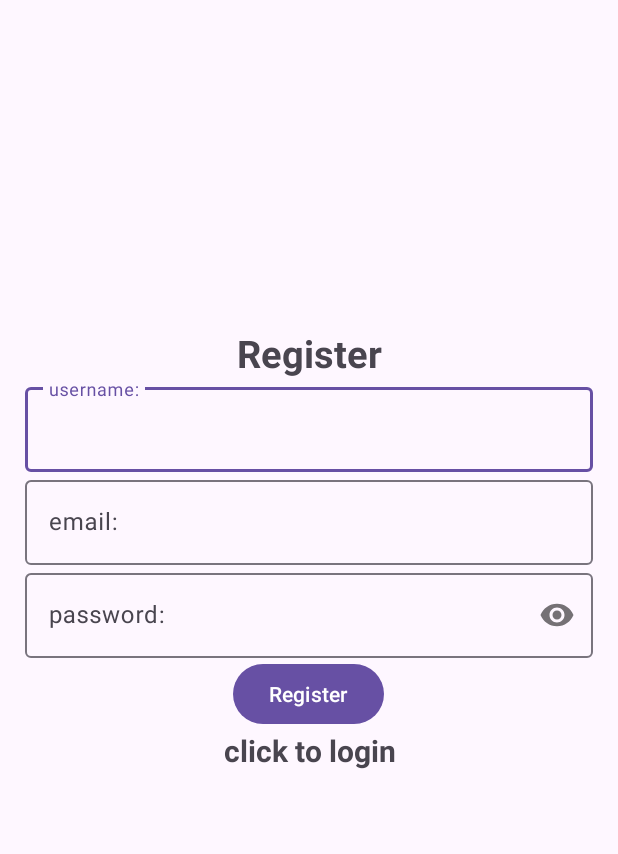
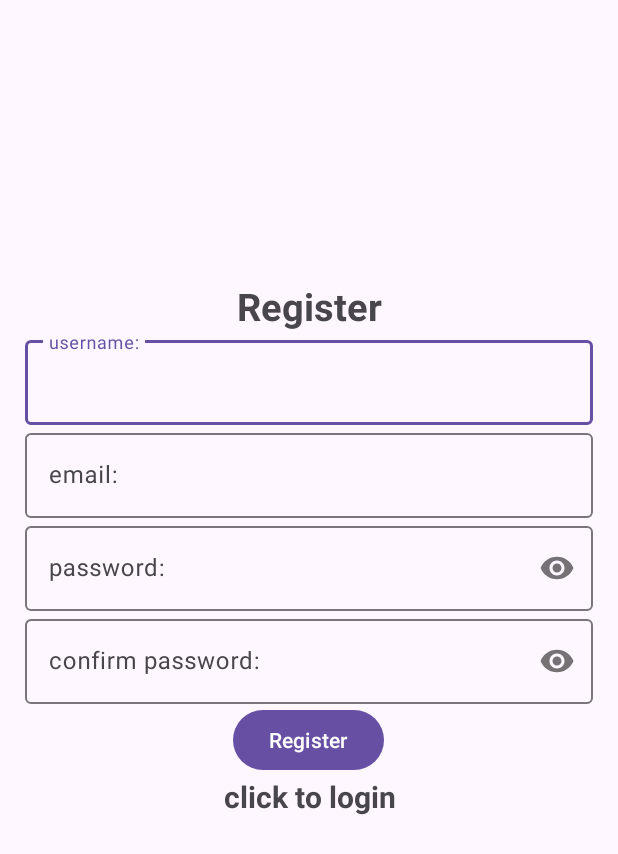
Before and after one commit to MAD2023-Team3/filmspace, an Android app: the screen it shows after launch (Register), after a tap on "Register", on a phone screen of 412 x 824 dp. Shown: the top 854 px of the screen. Run offline under Robolectric (Android 15) with nearby library versions, the phone set to English and light mode, and no system bars; our stand-ins replace Firebase (no records; nobody signed in at launch, a user with empty details on screens opened directly).

Commit message:
Made Confirm Password Function

```diff
--- a/app/src/main/java/sg/edu/np/mad/moviespaceapp/Register.java
+++ b/app/src/main/java/sg/edu/np/mad/moviespaceapp/Register.java
@@ -30,13 +30,19 @@ import java.util.Map;
 
 public class Register extends AppCompatActivity {
     String TAG = "Register Activity";
-    TextInputEditText editTextEmail, editTextpassword,editTextusername;
+    // TextInput
+    TextInputEditText editTextEmail, editTextpassword,editTextusername,editTextconfirmpassword;
     Button btn_register;
     TextView btn_click_to_login;
+    // Firebase
     FirebaseAuth mAuth;
     FirebaseFirestore firestore;
     String userID;
+    // progress Bar
     ProgressBar progressBar;
+
+    // used for register button
+    String email,password,username,confirm_password;
     @Override
     protected void onCreate(Bundle savedInstanceState) {
         super.onCreate(savedInstanceState);
@@ -44,6 +50,7 @@ public class Register extends AppCompatActivity {
 
         editTextEmail =findViewById(R.id.register_email);
         editTextpassword = findViewById(R.id.register_password);
+        editTextconfirmpassword = findViewById(R.id.register_confirm_password);
         editTextusername = findViewById(R.id.register_username);
         btn_register = findViewById(R.id.btn_register);
         mAuth = FirebaseAuth.getInstance();
@@ -66,9 +73,9 @@ public class Register extends AppCompatActivity {
             @Override
             public void onClick(View view){
                 progressBar.setVisibility(View.VISIBLE);
-                String email,password,username;
                 email= String.valueOf(editTextEmail.getText());
                 password = String.valueOf(editTextpassword.getText());
+                confirm_password = String.valueOf(editTextconfirmpassword.getText());
                 username = String.valueOf(editTextusername.getText());
                 List<String> watchlater_list=new ArrayList<String>();
                 Integer fame = 100;
@@ -87,6 +94,15 @@ public class Register extends AppCompatActivity {
                     // if the password textbox is empty
                     progressBar.setVisibility(View.GONE);
                     Toast.makeText(Register.this,"Enter password",Toast.LENGTH_SHORT).show();
+                }else if(TextUtils.isEmpty(confirm_password)){
+                    progressBar.setVisibility(View.GONE);
+                    Toast.makeText(Register.this,"Enter confirm password",Toast.LENGTH_SHORT).show();
+                }else if(!confirm_password.equals(password)){
+                    progressBar.setVisibility(View.GONE);
+                    Toast.makeText(Register.this,"Wrong Confirm Password",Toast.LENGTH_SHORT).show();
+                } else if(confirm_password.length()<=5){
+                    progressBar.setVisibility(View.GONE);
+                    Toast.makeText(Register.this,"password must contain at least 6 characters",Toast.LENGTH_SHORT).show();
                 }else{
                     // creates the user profile in the firestore database
                     mAuth.createUserWithEmailAndPassword(email, password).addOnCompleteListener(new OnCompleteListener<AuthResult>() {
@@ -96,6 +112,9 @@ public class Register extends AppCompatActivity {
                                     if (task.isSuccessful()) {
                                         // Sign in success, update UI with the signed-in user's information
                                         Log.d(TAG, "createUserWithEmail:success");
+
+                                        // update mAuth
+                                        mAuth = FirebaseAuth.getInstance();
 
                                         // add user data into realtime firebase database
                                         userID = mAuth.getCurrentUser().getUid();
--- a/app/src/main/res/layout/activity_register.xml
+++ b/app/src/main/res/layout/activity_register.xml
@@ -58,6 +58,17 @@
                 android:id="@+id/register_password"/>
         </com.google.android.material.textfield.TextInputLayout>
 
+        <com.google.android.material.textfield.TextInputLayout
+            android:layout_width="match_parent"
+            android:layout_height="wrap_content"
+            app:passwordToggleEnabled="true">
+            <com.google.android.material.textfield.TextInputEditText
+                android:layout_width="match_parent"
+                android:layout_height="wrap_content"
+                android:hint="@string/confirmpassword_hint"
+                android:inputType="textPassword"
+                android:id="@+id/register_confirm_password"/>
+        </com.google.android.material.textfield.TextInputLayout>
 
         <ProgressBar
             android:layout_width="wrap_content"
--- a/app/src/main/res/values/strings.xml
+++ b/app/src/main/res/values/strings.xml
@@ -6,6 +6,7 @@
     <string name="click_to_login">click to login</string>
     <string name="email_hint">email: </string>
     <string name="password_hint">password: </string>
+    <string name="confirmpassword_hint">confirm password: </string>
     <string name="username_hint">username: </string>
 
     <!-- activity_login strings -->
```
